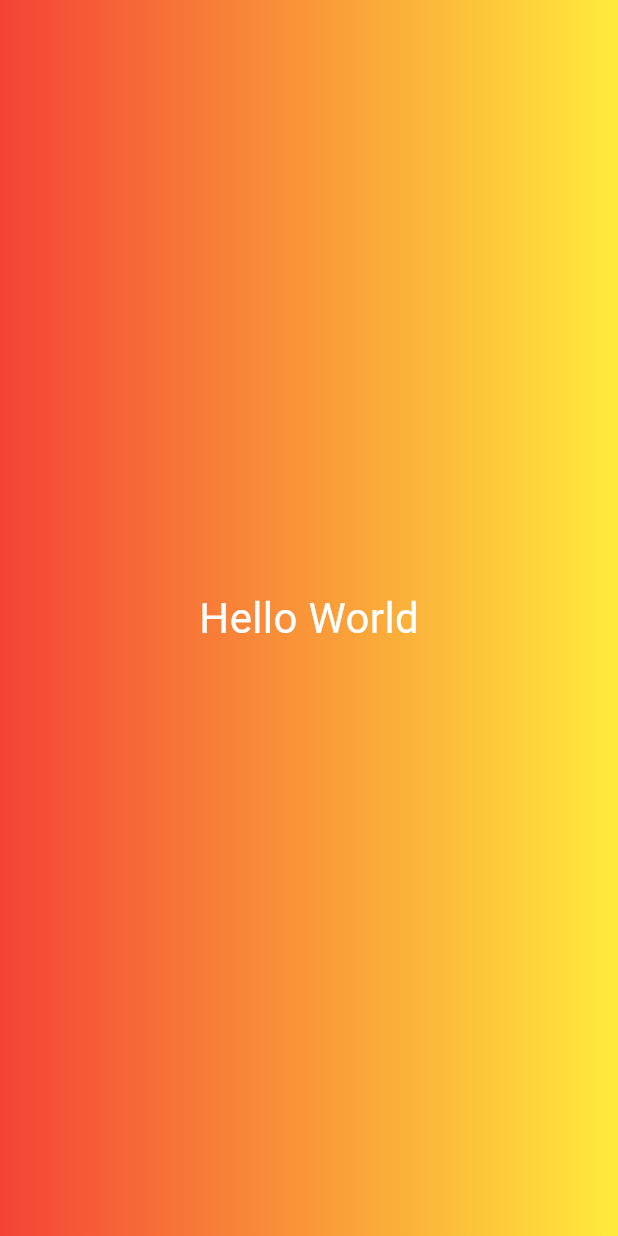
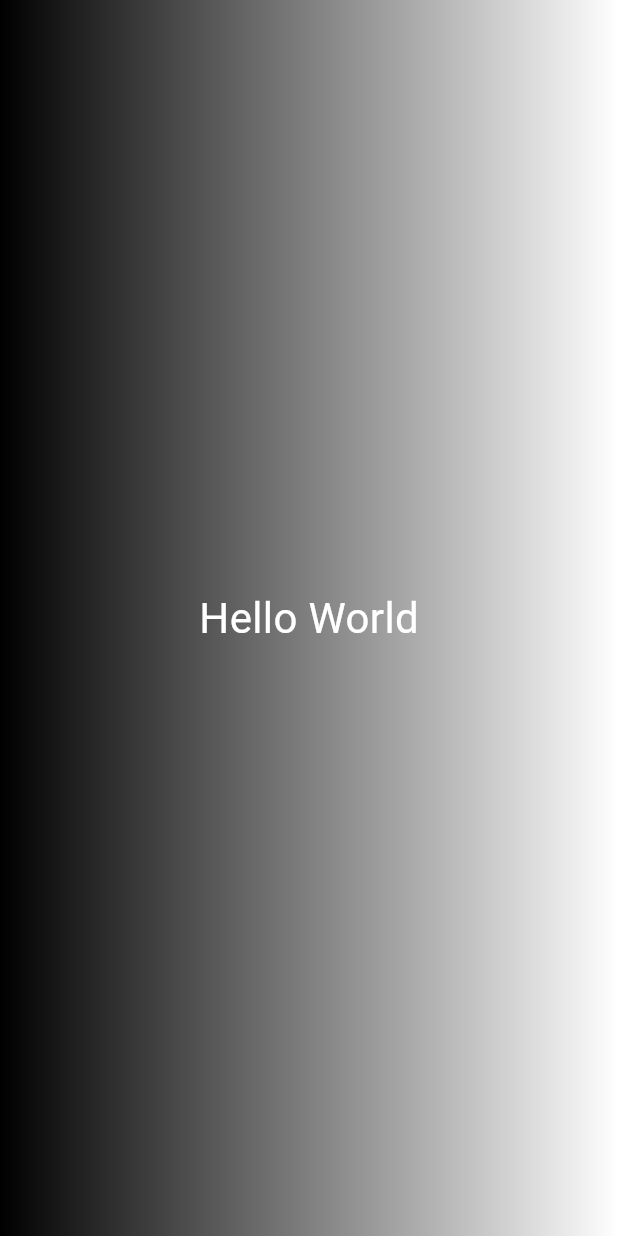
Before and after one commit to siddharth177/learnings, a Flutter app: the screen it shows after launch, on a phone screen of 412 x 824 dp. Run offline on Flutter 3.47's test engine with Material 3 defaults, Android fonts, the phone set to English and light mode, and no system bars.

Commit message:
Constructors with arguements

```diff
--- a/flutter_projects/lib/gradient_container.dart
+++ b/flutter_projects/lib/gradient_container.dart
@@ -7,14 +7,16 @@ const Alignment endAlignment = Alignment
     .topLeft; // we can't resign the variable and get locked in during the code is compiled
 
 class GradientContainer extends StatelessWidget {
-  const GradientContainer({super.key});
+  const GradientContainer(this.colors, {super.key});
+
+  final List<Color> colors;
 
   @override
   Widget build(BuildContext context) {
     return Container(
       decoration: BoxDecoration(
         gradient: LinearGradient(
-          colors: const [Colors.yellow, Colors.red],
+          colors: colors,
           begin: startAlignment,
           end: endAlignment,
         ),
--- a/flutter_projects/lib/main.dart
+++ b/flutter_projects/lib/main.dart
@@ -5,5 +5,5 @@ import 'gradient_container.dart';
 void main() {
   runApp(const MaterialApp(
       // runApp is provided by Flutter
-      home: Scaffold(body: GradientContainer())));
+      home: Scaffold(body: GradientContainer([Colors.white, Colors.black]))));
 }
```
